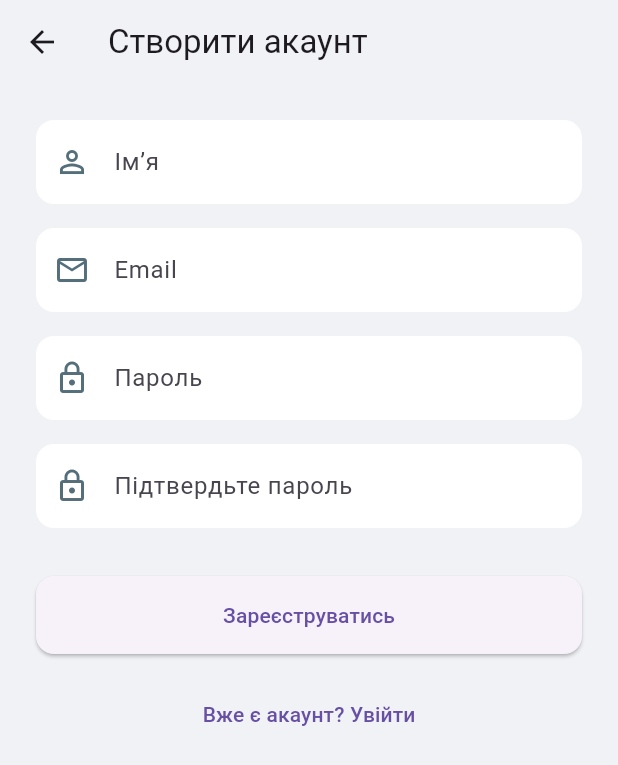
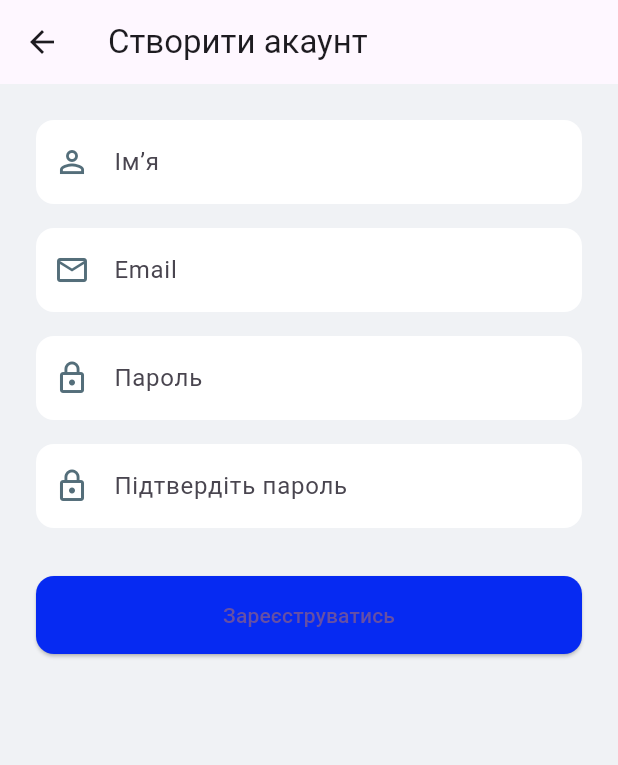
Before and after one commit to BohdanNechai/rmd_lab2_nechai, a Flutter app: the RegisterScreen screen opened by its route, on a phone screen of 412 x 824 dp. Shown: the top 765 px of the screen. Run offline on Flutter 3.47's test engine with Material 3 defaults, Android fonts, the phone set to English and light mode, and no system bars; our stand-ins replace shared_preferences; accounts and stored records are empty.

```diff
--- /dev/null
+++ b/lib/core/user.dart
@@ -0,0 +1,25 @@
+class AppUser {
+  final String name;
+  final String email;
+  final String password;
+
+  const AppUser({
+    required this.name,
+    required this.email,
+    required this.password,
+  });
+
+  Map<String, dynamic> toJson() => {
+        'name': name,
+        'email': email,
+        'password': password,
+      };
+
+  factory AppUser.fromJson(Map<String, dynamic> json) {
+    return AppUser(
+      name: json['name'],
+      email: json['email'],
+      password: json['password'],
+    );
+  }
+}
--- a/lib/screens/register_screen.dart
+++ b/lib/screens/register_screen.dart
@@ -1,61 +1,105 @@
 import 'package:flutter/material.dart';
+import '../widgets/custom_button.dart';
 import '../widgets/custom_text_field.dart';
-import '../widgets/custom_button.dart';
+import '../core/validators.dart';
+import '../core/user.dart';
+import '../data/local_auth_repository.dart';
 import '../utils/app_routes.dart';
 
-class RegisterScreen extends StatelessWidget {
+class RegisterScreen extends StatefulWidget {
   const RegisterScreen({super.key});
 
   @override
+  State<RegisterScreen> createState() => _RegisterScreenState();
+}
+
+class _RegisterScreenState extends State<RegisterScreen> {
+  final _name = TextEditingController();
+  final _email = TextEditingController();
+  final _pass = TextEditingController();
+  final _confirm = TextEditingController();
+
+  final _formKey = GlobalKey<FormState>();
+  final repo = LocalAuthRepository();
+
+  Future<void> _register() async {
+    if (!_formKey.currentState!.validate()) return;
+
+    if (_pass.text.trim() != _confirm.text.trim()) {
+      ScaffoldMessenger.of(context).showSnackBar(
+        const SnackBar(content: Text('Паролі не співпадають')),
+      );
+      return;
+    }
+
+    final user = AppUser(
+      name: _name.text.trim(),
+      email: _email.text.trim(),
+      password: _pass.text.trim(),
+    );
+
+    await repo.register(user);
+
+    Navigator.pushNamed(context, AppRoutes.login);
+  }
+
+  @override
   Widget build(BuildContext context) {
-    final screenWidth = MediaQuery.of(context).size.width;
+    final w = MediaQuery.of(context).size.width;
 
     return Scaffold(
-      appBar: AppBar(
-        title: const Text('Створити акаунт'),
-        backgroundColor: Colors.transparent,
-        elevation: 0,
-      ),
+      appBar: AppBar(title: const Text('Створити акаунт')),
       body: SafeArea(
         child: SingleChildScrollView(
           padding: EdgeInsets.symmetric(
-            horizontal: screenWidth > 600 ? screenWidth * 0.2 : 24,
+            horizontal: w > 600 ? w * 0.2 : 24,
             vertical: 24,
           ),
+          child: Form(
+            key: _formKey,
             child: Column(
-            mainAxisAlignment: MainAxisAlignment.center,
               children: [
-              const CustomTextField(hintText: 'Імʼя', icon: Icons.person_outline),
+                CustomTextField(
+                  hintText: 'Імʼя',
+                  icon: Icons.person_outline,
+                  controller: _name,
+                  validator: Validators.name,
+                ),
                 const SizedBox(height: 16),
-              const CustomTextField(hintText: 'Email', icon: Icons.email_outlined),
+
+                CustomTextField(
+                  hintText: 'Email',
+                  icon: Icons.email_outlined,
+                  controller: _email,
+                  validator: Validators.email,
+                ),
                 const SizedBox(height: 16),
-              const CustomTextField(
+
+                CustomTextField(
                   hintText: 'Пароль',
                   icon: Icons.lock_outline,
                   isPassword: true,
+                  controller: _pass,
+                  validator: Validators.password,
                 ),
                 const SizedBox(height: 16),
-              const CustomTextField(
-                hintText: 'Підтвердьте пароль',
+
+                CustomTextField(
+                  hintText: 'Підтвердіть пароль',
                   icon: Icons.lock_outline,
                   isPassword: true,
+                  controller: _confirm,
                 ),
+
                 const SizedBox(height: 32),
+
                 CustomButton(
                   text: 'Зареєструватись',
-                // Навігація назад на екран логіну
-                onPressed: () {
-                  Navigator.pop(context);
-                },
-              ),
-              const SizedBox(height: 16),
-              TextButton(
-                onPressed: () {
-                  Navigator.pop(context);
-                },
-                child: const Text('Вже є акаунт? Увійти'),
+                  onPressed: _register,
+                  color: const Color(0xFF062AF2),
                 ),
               ],
+            ),
           ),
         ),
       ),
--- a/lib/widgets/custom_text_field.dart
+++ b/lib/widgets/custom_text_field.dart
@@ -1,23 +1,27 @@
 import 'package:flutter/material.dart';
-
-// Цей віджет перевикористовується на екранах логіну та реєстрації
 
 class CustomTextField extends StatelessWidget {
   final String hintText;
   final IconData icon;
   final bool isPassword;
+  final TextEditingController controller;
+  final String? Function(String?)? validator;
 
   const CustomTextField({
     super.key,
     required this.hintText,
     required this.icon,
+    required this.controller,
     this.isPassword = false,
+    this.validator,
   });
 
   @override
   Widget build(BuildContext context) {
-    return TextField(
+    return TextFormField(
+      controller: controller,
       obscureText: isPassword,
+      validator: validator,
       decoration: InputDecoration(
         hintText: hintText,
         prefixIcon: Icon(icon),
--- a/pubspec.yaml
+++ b/pubspec.yaml
@@ -30,6 +30,8 @@ environment:
 dependencies:
   flutter:
     sdk: flutter
+
+  shared_preferences: ^2.3.2
 
   # The following adds the Cupertino Icons font to your application.
   # Use with the CupertinoIcons class for iOS style icons.
```
Also changed, not shown: lib/core/auth_repository.dart (added, +9 -0 lines), lib/core/validators.dart (added, +19 -0 lines), lib/data/local_auth_repository.dart (added, +44 -0 lines), lib/screens/login_screen.dart (+53 -21 lines), lib/screens/profile_screen.dart (+41 -49 lines), pubspec.lock, 2 other files. Lines whose indentation alone changed are shown as unchanged.
